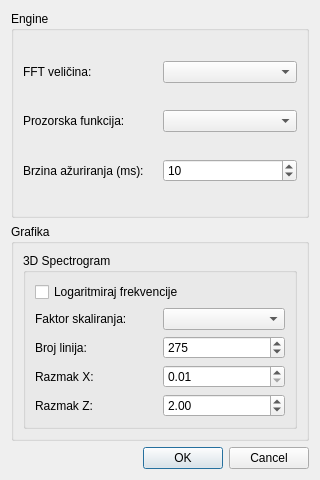
Above: Software/audio-visualizer/settingsdialog.ui from mkovac700/diplomski-rad before the change. Below: the same form after it.
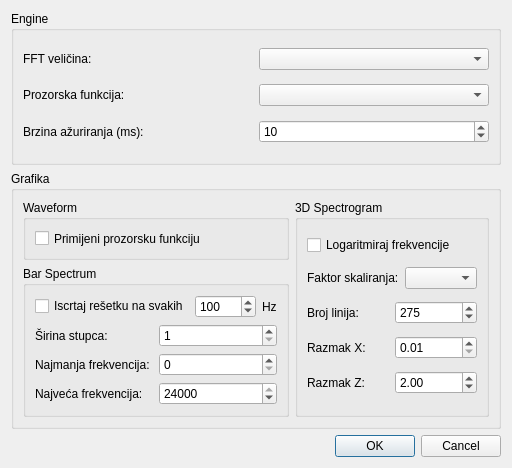
That is the form after the change.

Commit message:
Implementacija novih postavki vezanih uz Bar Spectrum i Waveform
- dodana mogućnost isključivanja windowinga kod iscrtavanja Waveform
- implementirane sve postavke za iscrtavanje Bar Spectrum

Diff of the .ui file:
```diff
--- a/Software/audio-visualizer/settingsdialog.ui
+++ b/Software/audio-visualizer/settingsdialog.ui
@@ -6,8 +6,8 @@
    <rect>
     <x>0</x>
     <y>0</y>
-    <width>320</width>
-    <height>480</height>
+    <width>500</width>
+    <height>468</height>
    </rect>
   </property>
   <property name="windowTitle">
@@ -124,7 +124,160 @@
      <property name="title">
       <string>Grafika</string>
      </property>
-     <layout class="QVBoxLayout" name="verticalLayout_3">
+     <layout class="QHBoxLayout" name="horizontalLayout_8">
+      <item>
+       <layout class="QVBoxLayout" name="verticalLayout_3">
+        <item>
+         <widget class="QGroupBox" name="groupBox_4">
+          <property name="sizePolicy">
+           <sizepolicy hsizetype="Preferred" vsizetype="Maximum">
+            <horstretch>0</horstretch>
+            <verstretch>0</verstretch>
+           </sizepolicy>
+          </property>
+          <property name="maximumSize">
+           <size>
+            <width>16777215</width>
+            <height>60</height>
+           </size>
+          </property>
+          <property name="title">
+           <string>Waveform</string>
+          </property>
+          <layout class="QHBoxLayout" name="horizontalLayout_9">
+           <item>
+            <widget class="QCheckBox" name="checkBox_applyWindow">
+             <property name="text">
+              <string>Primijeni prozorsku funkciju</string>
+             </property>
+            </widget>
+           </item>
+          </layout>
+         </widget>
+        </item>
+        <item>
+         <widget class="QGroupBox" name="groupBox_5">
+          <property name="title">
+           <string>Bar Spectrum</string>
+          </property>
+          <layout class="QVBoxLayout" name="verticalLayout_5">
+           <item>
+            <layout class="QHBoxLayout" name="horizontalLayout_13">
+             <item>
+              <widget class="QCheckBox" name="checkBox_drawGrid">
+               <property name="text">
+                <string>Iscrtaj rešetku na svakih</string>
+               </property>
+              </widget>
+             </item>
+             <item>
+              <widget class="QSpinBox" name="spinBox_gridStepHz">
+               <property name="sizePolicy">
+                <sizepolicy hsizetype="MinimumExpanding" vsizetype="Fixed">
+                 <horstretch>0</horstretch>
+                 <verstretch>0</verstretch>
+                </sizepolicy>
+               </property>
+               <property name="minimum">
+                <number>1</number>
+               </property>
+               <property name="maximum">
+                <number>24000</number>
+               </property>
+               <property name="singleStep">
+                <number>100</number>
+               </property>
+               <property name="value">
+                <number>100</number>
+               </property>
+              </widget>
+             </item>
+             <item>
+              <widget class="QLabel" name="label_11">
+               <property name="sizePolicy">
+                <sizepolicy hsizetype="Fixed" vsizetype="Preferred">
+                 <horstretch>0</horstretch>
+                 <verstretch>0</verstretch>
+                </sizepolicy>
+               </property>
+               <property name="text">
+                <string>Hz</string>
+               </property>
+              </widget>
+             </item>
+            </layout>
+           </item>
+           <item>
+            <layout class="QHBoxLayout" name="horizontalLayout_12">
+             <item>
+              <widget class="QLabel" name="label_10">
+               <property name="text">
+                <string>Širina stupca:</string>
+               </property>
+              </widget>
+             </item>
+             <item>
+              <widget class="QSpinBox" name="spinBox_bandWidth">
+               <property name="minimum">
+                <number>1</number>
+               </property>
+               <property name="maximum">
+                <number>100</number>
+               </property>
+              </widget>
+             </item>
+            </layout>
+           </item>
+           <item>
+            <layout class="QHBoxLayout" name="horizontalLayout_10">
+             <item>
+              <widget class="QLabel" name="label_8">
+               <property name="text">
+                <string>Najmanja frekvencija:</string>
+               </property>
+              </widget>
+             </item>
+             <item>
+              <widget class="QSpinBox" name="spinBox_minFreq">
+               <property name="maximum">
+                <number>24000</number>
+               </property>
+               <property name="singleStep">
+                <number>1000</number>
+               </property>
+              </widget>
+             </item>
+            </layout>
+           </item>
+           <item>
+            <layout class="QHBoxLayout" name="horizontalLayout_11">
+             <item>
+              <widget class="QLabel" name="label_9">
+               <property name="text">
+                <string>Najveća frekvencija:</string>
+               </property>
+              </widget>
+             </item>
+             <item>
+              <widget class="QSpinBox" name="spinBox_maxFreq">
+               <property name="maximum">
+                <number>24000</number>
+               </property>
+               <property name="singleStep">
+                <number>1000</number>
+               </property>
+               <property name="value">
+                <number>24000</number>
+               </property>
+              </widget>
+             </item>
+            </layout>
+           </item>
+          </layout>
+         </widget>
+        </item>
+       </layout>
+      </item>
       <item>
        <widget class="QGroupBox" name="groupBox_3">
         <property name="title">
```
The commit also changes 9 other files.
